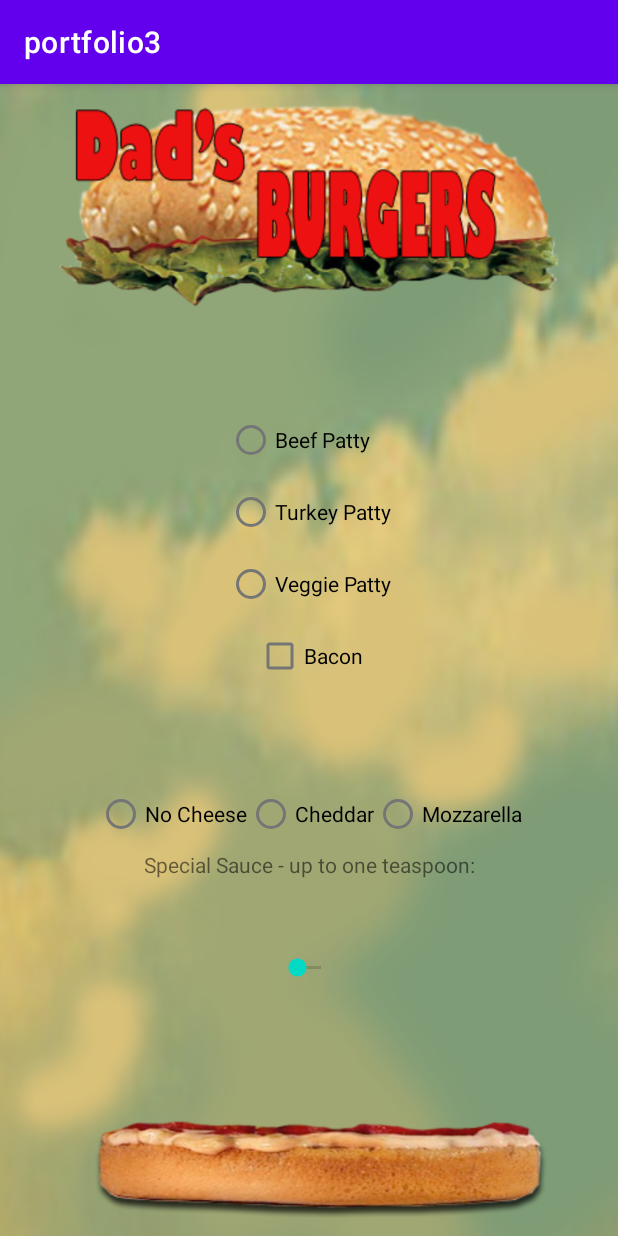
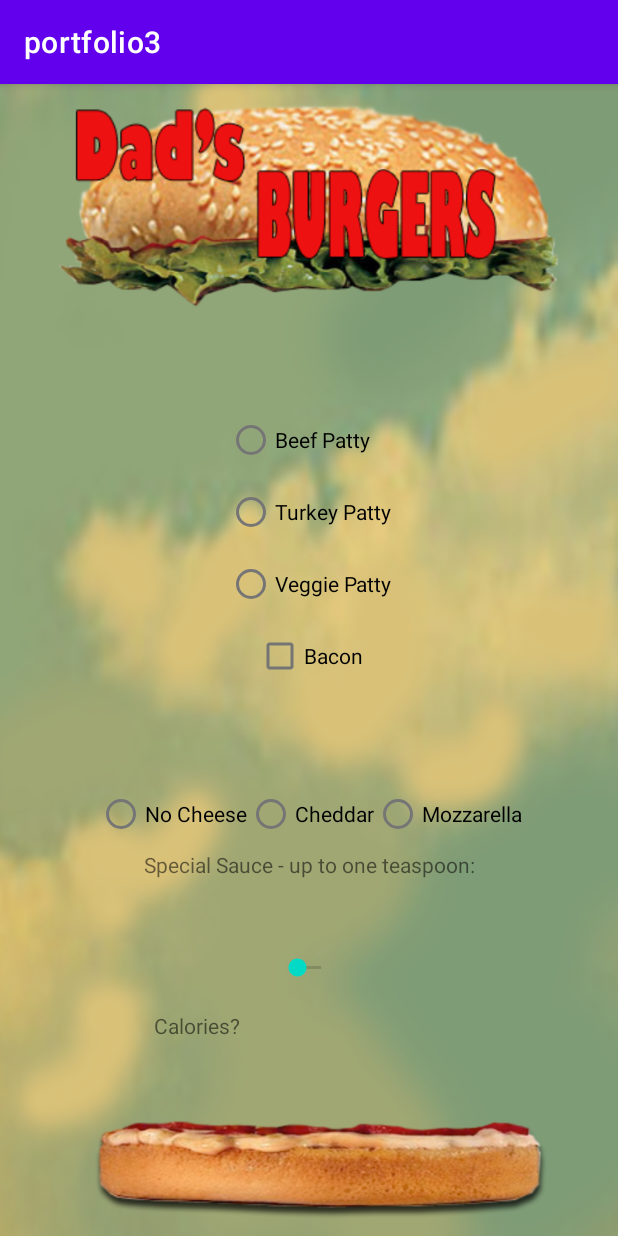
Before and after one commit to h-morales1/android-develop, an Android app: the screen it shows after launch (MainActivity), on a phone screen of 412 x 824 dp. Run offline under Robolectric (Android 15) with nearby library versions, the phone set to English and light mode, and no system bars.

Commit message:
modifications to portfolio3 Burger class

```diff
--- a/PORTFOLIOS/portfolio3/app/src/main/java/z1959955/cs/niu/edu/portfolio3/Burger.java
+++ b/PORTFOLIOS/portfolio3/app/src/main/java/z1959955/cs/niu/edu/portfolio3/Burger.java
@@ -1,6 +1,7 @@
 package z1959955.cs.niu.edu.portfolio3;
 
 public class Burger {
+    private int totalCalories;
     private int burgerPattyCalories;
     private int cheeseCalories;
     private int baconCalories;
@@ -12,4 +13,48 @@ public class Burger {
     private final int CHEDDAR_CALORIES = 402;
     private final int MOZZARELLA_CALORIES = 280;
 
+    public Burger() {
+        setBurgerPattyCalories(0);
+        setCheeseCalories(0);
+        setBaconCalories(0);
+        setSpecialSauceCalories(0);
+        calculateTotalCalories();
+    }
+
+    private void setBurgerPattyCalories(int pattyCal) {
+        burgerPattyCalories = pattyCal;
+    }
+
+    public void setBPattyBeef() {
+        setBurgerPattyCalories(BEEF_PATTY_CALORIES);
+    }
+
+    public void setBPattyVeggie() {
+        setBurgerPattyCalories(VEGGIE_PATTY_CALORIES);
+    }
+
+    public void setBPattyTurkey() {
+        setBurgerPattyCalories(TURKEY_PATTY_CALORIES);
+    }
+
+    public void setCheeseCalories(int cheeseCal) {
+        cheeseCalories = cheeseCal;
+    }
+
+    public void setBaconCalories(int baconCal) {
+        baconCalories = baconCal;
+    }
+
+    public void setSpecialSauceCalories(int sauceCal) {
+        specialSauceCalories = sauceCal;
+    }
+
+    public void calculateTotalCalories() {
+        totalCalories = burgerPattyCalories + cheeseCalories + baconCalories + specialSauceCalories;
+    }
+
+    public int getTotalCalories() {
+        return totalCalories;
+    }
+
 }
--- a/PORTFOLIOS/portfolio3/app/src/main/java/z1959955/cs/niu/edu/portfolio3/MainActivity.java
+++ b/PORTFOLIOS/portfolio3/app/src/main/java/z1959955/cs/niu/edu/portfolio3/MainActivity.java
@@ -3,12 +3,57 @@ package z1959955.cs.niu.edu.portfolio3;
 import androidx.appcompat.app.AppCompatActivity;
 
 import android.os.Bundle;
+import android.view.View;
+import android.widget.CheckBox;
+import android.widget.RadioButton;
+import android.widget.SeekBar;
 
 public class MainActivity extends AppCompatActivity {
+
+    RadioButton beefPattyRB, turkeyRB, veggieRB;
+    CheckBox baconCB;
+    RadioButton noCheeseRB, cheddarRB, mozzarellaRB;
+    SeekBar specialSauceSB;
+    Burger userBurger;
 
     @Override
     protected void onCreate(Bundle savedInstanceState) {
         super.onCreate(savedInstanceState);
         setContentView(R.layout.activity_main);
+
+        userBurger = new Burger();
+    }
+
+    public void onClickPattyRB(View view) { // on click of first radiobutton group, which patty to use
+        boolean checked = ((RadioButton) view).isChecked();
+
+        // check which radio button from the group was checked
+        switch(view.getId()) {
+            case R.id.beefPattyRB:
+                if(checked) {
+                    // apply beef patty calories
+                    userBurger.setBPattyBeef();
+                }
+                break;
+            case R.id.turkeyPattyRB:
+                if(checked) {
+                    // apply turkey patty calories
+                    userBurger.setBPattyTurkey();
+                }
+                break;
+            case R.id.veggiePattyRB:
+                if(checked) {
+                    // apply veggie patty calories
+                    userBurger.setBPattyVeggie();
+                }
+                break;
+        }
+    }
+
+    public void onBaconCbx(View view) {
+        boolean checked = ((CheckBox) view).isChecked();
+        if(checked) {
+            //
+        }
     }
 }
--- a/PORTFOLIOS/portfolio3/app/src/main/res/layout/activity_main.xml
+++ b/PORTFOLIOS/portfolio3/app/src/main/res/layout/activity_main.xml
@@ -34,19 +34,20 @@
         app:layout_constraintTop_toBottomOf="@+id/imageView3">
 
         <RadioButton
-            android:id="@+id/radioButton3"
+            android:id="@+id/beefPattyRB"
             android:layout_width="match_parent"
             android:layout_height="wrap_content"
+            android:onClick="onClickPattyRB"
             android:text="@string/beef_string" />
 
         <RadioButton
-            android:id="@+id/radioButton2"
+            android:id="@+id/turkeyPattyRB"
             android:layout_width="match_parent"
             android:layout_height="wrap_content"
             android:text="@string/turkey_string" />
 
         <RadioButton
-            android:id="@+id/radioButton"
+            android:id="@+id/veggiePattyRB"
             android:layout_width="match_parent"
             android:layout_height="wrap_content"
             android:text="@string/veggie_string" />
@@ -56,6 +57,7 @@
         android:id="@+id/baconCbx"
         android:layout_width="wrap_content"
         android:layout_height="wrap_content"
+        android:onClick="onBaconCbx"
         android:text="@string/bacon_string"
         app:layout_constraintEnd_toEndOf="parent"
         app:layout_constraintStart_toStartOf="parent"
@@ -113,4 +115,25 @@
             android:text="@string/mozzarella_string" />
     </RadioGroup>
 
+    <TextView
+        android:id="@+id/calorieLabelTV"
+        android:layout_width="wrap_content"
+        android:layout_height="wrap_content"
+        android:layout_marginTop="20dp"
+        android:layout_marginEnd="150dp"
+        android:text="@string/calorie_string"
+        app:layout_constraintEnd_toEndOf="parent"
+        app:layout_constraintStart_toStartOf="parent"
+        app:layout_constraintTop_toBottomOf="@+id/sauceSkb" />
+
+    <TextView
+        android:id="@+id/totalCalorieTV"
+        android:layout_width="wrap_content"
+        android:layout_height="wrap_content"
+        android:layout_marginTop="20dp"
+        android:layout_marginEnd="120dp"
+        app:layout_constraintEnd_toEndOf="parent"
+        app:layout_constraintStart_toEndOf="@+id/calorieLabelTV"
+        app:layout_constraintTop_toBottomOf="@+id/sauceSkb" />
+
 </androidx.constraintlayout.widget.ConstraintLayout>
```
